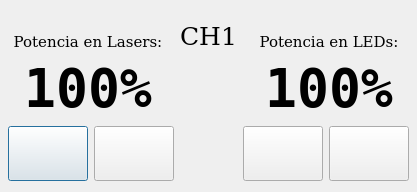
MarianoDel/pyqt5, file lipo1/power.ui: the form before one commit.
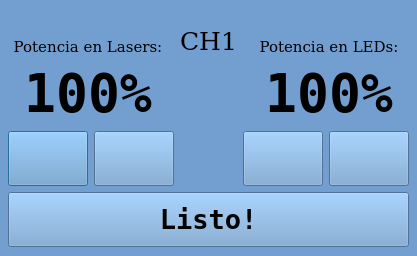
The form after the commit. Icons and pictures are not drawn.

Diff of the .ui file:
```diff
--- a/lipo1/power.ui
+++ b/lipo1/power.ui
@@ -7,19 +7,22 @@
     <x>0</x>
     <y>0</y>
     <width>417</width>
-    <height>192</height>
+    <height>256</height>
    </rect>
   </property>
   <property name="windowTitle">
    <string>Dialog</string>
   </property>
+  <property name="styleSheet">
+   <string notr="true">background-color: rgb(114, 159, 207);</string>
+  </property>
   <widget class="QWidget" name="verticalLayoutWidget">
    <property name="geometry">
     <rect>
      <x>8</x>
      <y>10</y>
      <width>401</width>
-     <height>171</height>
+     <height>237</height>
     </rect>
    </property>
    <layout class="QVBoxLayout" name="verticalLayout">
@@ -238,6 +241,16 @@
         <property name="text">
          <string/>
         </property>
+        <property name="icon">
+         <iconset resource="res_power.qrc">
+          <normaloff>:/newPrefix/arrow_up.png</normaloff>:/newPrefix/arrow_up.png</iconset>
+        </property>
+        <property name="iconSize">
+         <size>
+          <width>40</width>
+          <height>40</height>
+         </size>
+        </property>
        </widget>
       </item>
       <item>
@@ -257,6 +270,16 @@
         <property name="text">
          <string/>
         </property>
+        <property name="icon">
+         <iconset resource="res_power.qrc">
+          <normaloff>:/newPrefix/arrow_down.png</normaloff>:/newPrefix/arrow_down.png</iconset>
+        </property>
+        <property name="iconSize">
+         <size>
+          <width>40</width>
+          <height>40</height>
+         </size>
+        </property>
        </widget>
       </item>
       <item>
@@ -289,6 +312,16 @@
         <property name="text">
          <string/>
         </property>
+        <property name="icon">
+         <iconset resource="res_power.qrc">
+          <normaloff>:/newPrefix/arrow_up.png</normaloff>:/newPrefix/arrow_up.png</iconset>
+        </property>
+        <property name="iconSize">
+         <size>
+          <width>40</width>
+          <height>40</height>
+         </size>
+        </property>
        </widget>
       </item>
       <item>
@@ -308,10 +341,47 @@
         <property name="text">
          <string/>
         </property>
+        <property name="icon">
+         <iconset resource="res_power.qrc">
+          <normaloff>:/newPrefix/arrow_down.png</normaloff>:/newPrefix/arrow_down.png</iconset>
+        </property>
+        <property name="iconSize">
+         <size>
+          <width>40</width>
+          <height>40</height>
+         </size>
+        </property>
        </widget>
       </item>
      </layout>
     </item>
+    <item>
+     <widget class="QPushButton" name="endButton">
+      <property name="sizePolicy">
+       <sizepolicy hsizetype="Minimum" vsizetype="Minimum">
+        <horstretch>0</horstretch>
+        <verstretch>0</verstretch>
+       </sizepolicy>
+      </property>
+      <property name="minimumSize">
+       <size>
+        <width>0</width>
+        <height>55</height>
+       </size>
+      </property>
+      <property name="font">
+       <font>
+        <family>DejaVu Sans Mono</family>
+        <pointsize>20</pointsize>
+        <weight>75</weight>
+        <bold>true</bold>
+       </font>
+      </property>
+      <property name="text">
+       <string>Listo!</string>
+      </property>
+     </widget>
+    </item>
    </layout>
   </widget>
  </widget>
```
Left out of the diff: 12 changed lines with no effect on the pictures.
